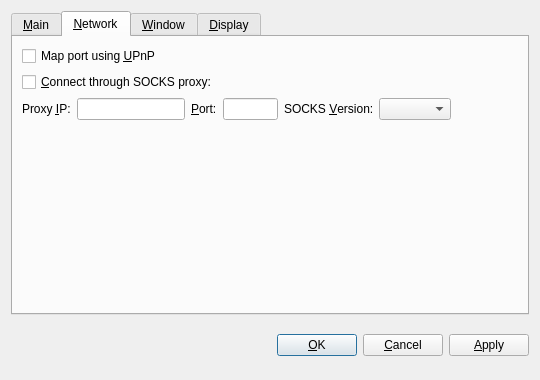
This is src/qt/forms/optionsdialog.ui in Leocoin-project/LEOcoin-Old as Qt 5 draws it before an edit. The edited form follows.
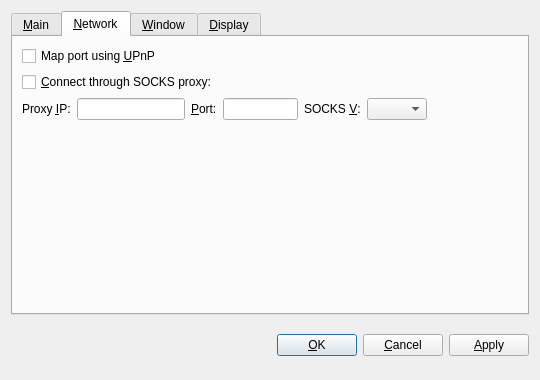
This is the edited form. The open tabs and pages were chosen to show the change. Custom widgets are drawn as their Qt base class.

```diff
--- a/src/qt/forms/optionsdialog.ui
+++ b/src/qt/forms/optionsdialog.ui
@@ -181,7 +181,7 @@
           <widget class="QLineEdit" name="proxyPort">
            <property name="maximumSize">
             <size>
-             <width>55</width>
+             <width>75</width>
              <height>16777215</height>
             </size>
            </property>
@@ -193,7 +193,7 @@
          <item>
           <widget class="QLabel" name="socksVersionLabel">
            <property name="text">
-            <string>SOCKS &amp;Version:</string>
+            <string>SOCKS &amp;V:</string>
            </property>
            <property name="textFormat">
             <enum>Qt::PlainText</enum>
@@ -205,6 +205,18 @@
          </item>
          <item>
           <widget class="QValueComboBox" name="socksVersion">
+           <property name="sizePolicy">
+            <sizepolicy hsizetype="Fixed" vsizetype="Fixed">
+             <horstretch>0</horstretch>
+             <verstretch>0</verstretch>
+            </sizepolicy>
+           </property>
+           <property name="maximumSize">
+            <size>
+             <width>60</width>
+             <height>16777215</height>
+            </size>
+           </property>
            <property name="toolTip">
             <string>SOCKS version of the proxy (e.g. 5)</string>
            </property>
@@ -217,7 +229,7 @@
            </property>
            <property name="sizeHint" stdset="0">
             <size>
-             <width>40</width>
+             <width>10</width>
              <height>20</height>
             </size>
            </property>
```
Left out of the diff: 4 changed lines with no effect on the pictures.
